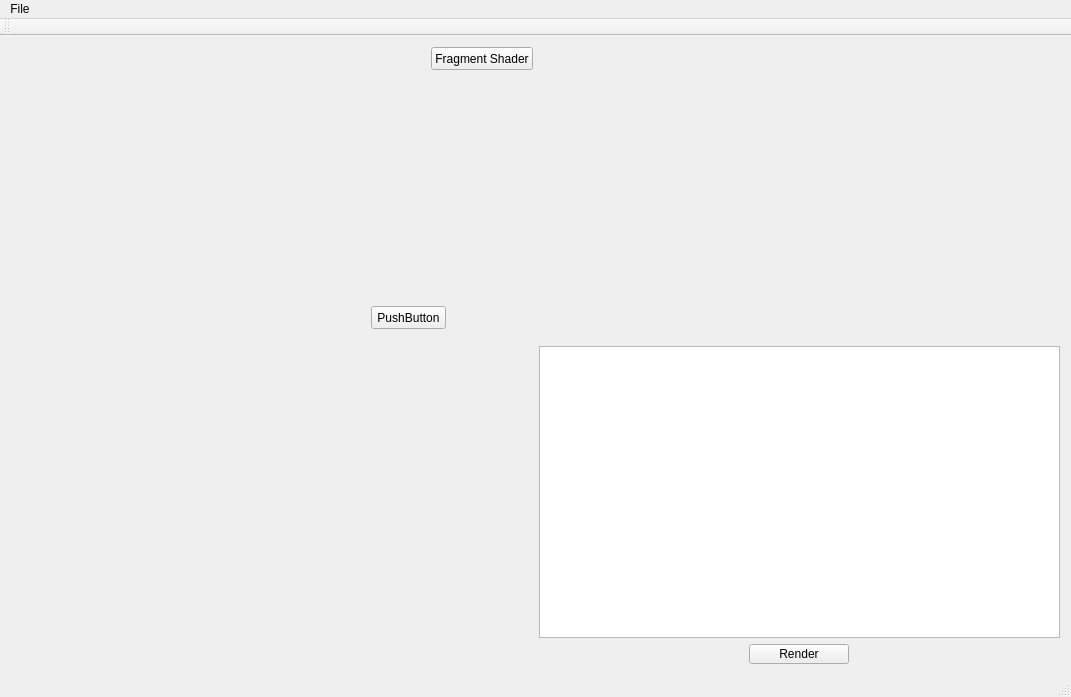
ajvs0003/ToulouseCompiler, file ToulouseCompiler/ToulouseCompiler/ToulouseCompiler.ui: the form before one commit.
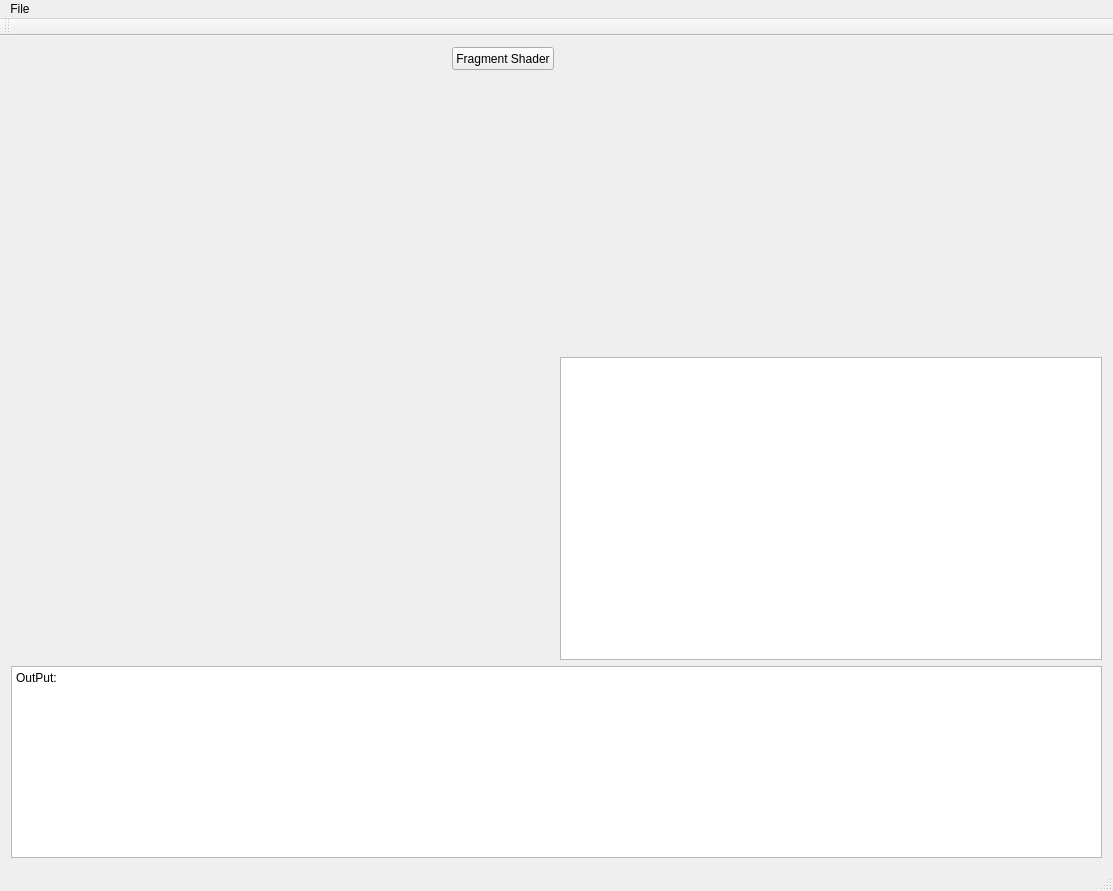
The form after the commit.

What changed in the file:
```diff
--- a/ToulouseCompiler/ToulouseCompiler/ToulouseCompiler.ui
+++ b/ToulouseCompiler/ToulouseCompiler/ToulouseCompiler.ui
@@ -6,8 +6,8 @@
    <rect>
     <x>0</x>
     <y>0</y>
-    <width>1071</width>
-    <height>697</height>
+    <width>1113</width>
+    <height>891</height>
    </rect>
   </property>
   <property name="sizePolicy">
@@ -21,82 +21,9 @@
   </property>
   <widget class="QWidget" name="centralWidget">
    <layout class="QGridLayout" name="gridLayout">
-    <item row="0" column="2">
-     <layout class="QVBoxLayout" name="layoutVerticalOpengl">
-      <item>
-       <layout class="QHBoxLayout" name="horizontalLayout">
-        <item>
-         <layout class="QVBoxLayout" name="verticalLayout">
-          <item>
-           <widget class="QWidget" name="openglwidget" native="true">
-            <property name="sizePolicy">
-             <sizepolicy hsizetype="Expanding" vsizetype="Expanding">
-              <horstretch>0</horstretch>
-              <verstretch>0</verstretch>
-             </sizepolicy>
-            </property>
-            <property name="maximumSize">
-             <size>
-              <width>600</width>
-              <height>480</height>
-             </size>
-            </property>
-            <layout class="QHBoxLayout" name="opengl_layout">
-             <property name="spacing">
-              <number>0</number>
-             </property>
-             <property name="leftMargin">
-              <number>0</number>
-             </property>
-             <property name="topMargin">
-              <number>0</number>
-             </property>
-             <property name="rightMargin">
-              <number>0</number>
-             </property>
-             <property name="bottomMargin">
-              <number>0</number>
-             </property>
-            </layout>
-           </widget>
-          </item>
-          <item>
-           <widget class="QTableView" name="tableView"/>
-          </item>
-          <item alignment="Qt::AlignHCenter">
-           <widget class="QPushButton" name="pushButton">
-            <property name="sizePolicy">
-             <sizepolicy hsizetype="Maximum" vsizetype="Maximum">
-              <horstretch>0</horstretch>
-              <verstretch>0</verstretch>
-             </sizepolicy>
-            </property>
-            <property name="minimumSize">
-             <size>
-              <width>100</width>
-              <height>10</height>
-             </size>
-            </property>
-            <property name="maximumSize">
-             <size>
-              <width>100</width>
-              <height>20</height>
-             </size>
-            </property>
-            <property name="text">
-             <string>Render</string>
-            </property>
-           </widget>
-          </item>
-         </layout>
-        </item>
-       </layout>
-      </item>
-     </layout>
-    </item>
     <item row="0" column="0">
      <layout class="QVBoxLayout" name="verticalLayout_4">
-      <item alignment="Qt::AlignRight|Qt::AlignVCenter">
+      <item alignment="Qt::AlignRight">
        <widget class="QPushButton" name="changePage">
         <property name="sizePolicy">
          <sizepolicy hsizetype="Preferred" vsizetype="Preferred">
@@ -138,19 +65,17 @@
            <number>0</number>
           </property>
           <widget class="QWidget" name="VertexShader">
-           <widget class="QPushButton" name="pushButton_2">
-            <property name="geometry">
-             <rect>
-              <x>360</x>
-              <y>230</y>
-              <width>75</width>
-              <height>23</height>
-             </rect>
-            </property>
-            <property name="text">
-             <string>PushButton</string>
-            </property>
-           </widget>
+           <property name="sizePolicy">
+            <sizepolicy hsizetype="Expanding" vsizetype="Expanding">
+             <horstretch>0</horstretch>
+             <verstretch>0</verstretch>
+            </sizepolicy>
+           </property>
+           <layout class="QVBoxLayout" name="verticalLayout_8">
+            <item>
+             <layout class="QHBoxLayout" name="vertexLayout"/>
+            </item>
+           </layout>
           </widget>
           <widget class="QWidget" name="FragmentShader">
            <widget class="QRadioButton" name="radioButton">
@@ -173,6 +98,82 @@
       </item>
      </layout>
     </item>
+    <item row="0" column="1">
+     <layout class="QVBoxLayout" name="layoutVerticalOpengl">
+      <item>
+       <layout class="QHBoxLayout" name="horizontalLayout">
+        <item>
+         <layout class="QVBoxLayout" name="verticalLayout">
+          <item>
+           <widget class="QWidget" name="openglwidget" native="true">
+            <property name="sizePolicy">
+             <sizepolicy hsizetype="Expanding" vsizetype="Expanding">
+              <horstretch>0</horstretch>
+              <verstretch>0</verstretch>
+             </sizepolicy>
+            </property>
+            <property name="maximumSize">
+             <size>
+              <width>16777215</width>
+              <height>16777215</height>
+             </size>
+            </property>
+            <layout class="QHBoxLayout" name="opengl_layout">
+             <property name="spacing">
+              <number>0</number>
+             </property>
+             <property name="leftMargin">
+              <number>0</number>
+             </property>
+             <property name="topMargin">
+              <number>0</number>
+             </property>
+             <property name="rightMargin">
+              <number>0</number>
+             </property>
+             <property name="bottomMargin">
+              <number>0</number>
+             </property>
+            </layout>
+           </widget>
+          </item>
+          <item>
+           <layout class="QHBoxLayout" name="uniformLayouts">
+            <item>
+             <widget class="QColumnView" name="columnView">
+              <property name="sizePolicy">
+               <sizepolicy hsizetype="Expanding" vsizetype="Expanding">
+                <horstretch>0</horstretch>
+                <verstretch>0</verstretch>
+               </sizepolicy>
+              </property>
+             </widget>
+            </item>
+           </layout>
+          </item>
+         </layout>
+        </item>
+       </layout>
+      </item>
+     </layout>
+    </item>
+    <item row="2" column="0" colspan="2">
+     <layout class="QVBoxLayout" name="verticalLayout_7">
+      <item>
+       <widget class="QPlainTextEdit" name="OutPut">
+        <property name="sizePolicy">
+         <sizepolicy hsizetype="Preferred" vsizetype="Preferred">
+          <horstretch>0</horstretch>
+          <verstretch>0</verstretch>
+         </sizepolicy>
+        </property>
+        <property name="plainText">
+         <string>OutPut:</string>
+        </property>
+       </widget>
+      </item>
+     </layout>
+    </item>
    </layout>
   </widget>
   <widget class="QMenuBar" name="menuBar">
@@ -180,7 +181,7 @@
     <rect>
      <x>0</x>
      <y>0</y>
-     <width>1071</width>
+     <width>1113</width>
      <height>21</height>
     </rect>
    </property>
```
Left out of the diff: 22 changed lines with no effect on the pictures.
